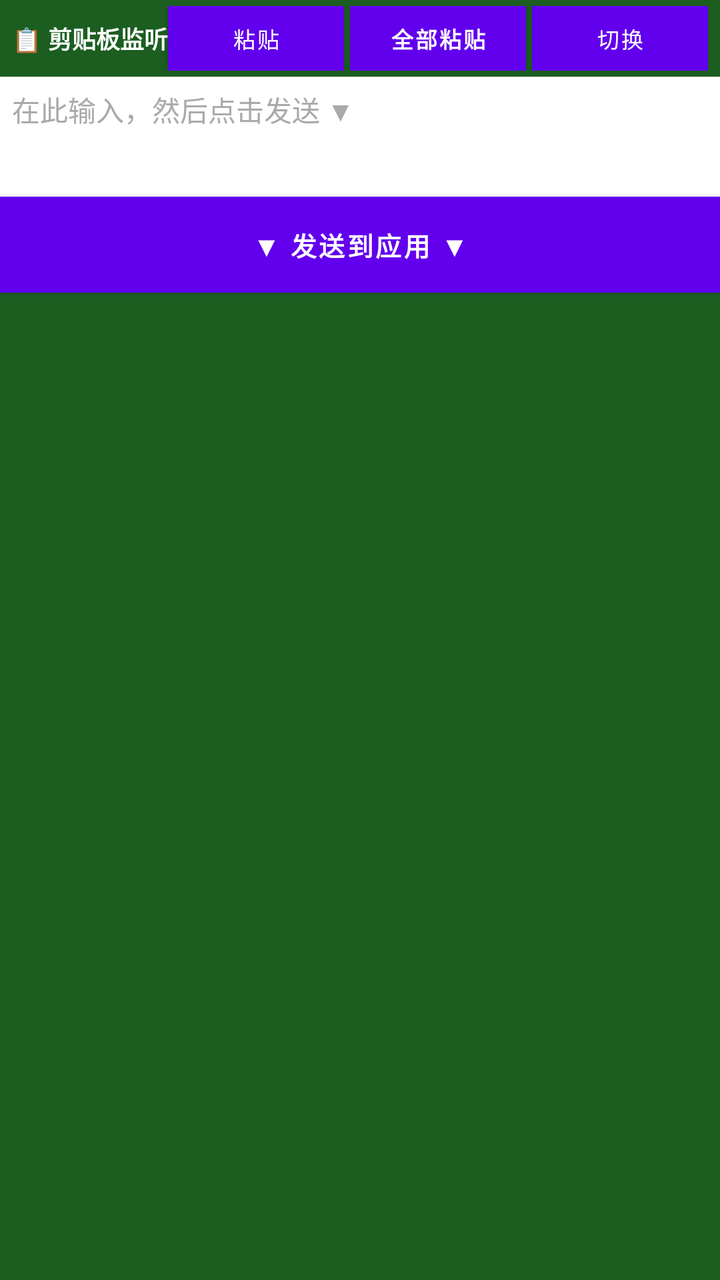
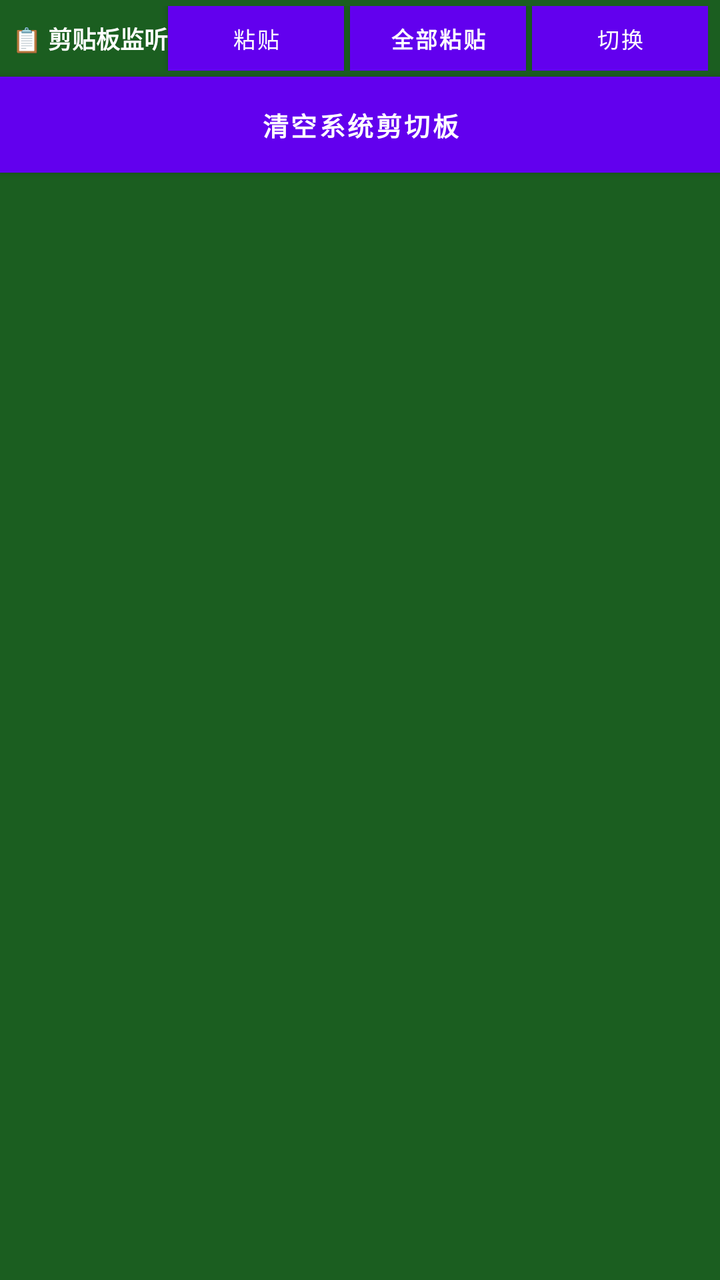

Before-and-after screenshots of an Android layout around one commit, followed by the original layout XML and the change that was made.
<!-- AndroidManifest.xml: application theme Theme.ClipboardMerger -->
<!-- res/layout/ime_view.xml -->
<?xml version="1.0" encoding="utf-8"?>
<LinearLayout xmlns:android="http://schemas.android.com/apk/res/android"
    android:layout_width="match_parent"
    android:layout_height="wrap_content"
    android:background="#FF1B5E20"
    android:orientation="vertical"
    android:padding="0dp">

    
    <LinearLayout
        android:layout_width="match_parent"
        android:layout_height="wrap_content"
        android:gravity="center_vertical"
        android:orientation="horizontal"
        android:paddingHorizontal="6dp"
        android:paddingVertical="3dp">

        <TextView
            android:id="@+id/tvImeStatus"
            android:layout_width="0dp"
            android:layout_height="wrap_content"
            android:layout_weight="1"
            android:text="📋 剪贴板监听"
            android:textColor="#FFFFFF"
            android:textSize="12sp"
            android:textStyle="bold" />

        <Button
            android:id="@+id/btnPasteLast"
            android:layout_width="wrap_content"
            android:layout_height="wrap_content"
            android:background="#FF388E3C"
            android:minHeight="0dp"
            android:paddingHorizontal="8dp"
            android:paddingVertical="2dp"
            android:text="粘贴"
            android:textColor="#FFFFFF"
            android:textSize="11sp" />

        <Button
            android:id="@+id/btnPasteAll"
            android:layout_width="wrap_content"
            android:layout_height="wrap_content"
            android:layout_marginStart="3dp"
            android:background="#FFFF9800"
            android:minHeight="0dp"
            android:paddingHorizontal="6dp"
            android:paddingVertical="2dp"
            android:text="全部粘贴"
            android:textColor="#FFFFFF"
            android:textSize="11sp"
            android:textStyle="bold" />

        <Button
            android:id="@+id/btnSwitchBack"
            android:layout_width="wrap_content"
            android:layout_height="wrap_content"
            android:layout_marginStart="3dp"
            android:background="#FF2E7D32"
            android:minHeight="0dp"
            android:paddingHorizontal="6dp"
            android:paddingVertical="2dp"
            android:text="切换"
            android:textColor="#FFFFFF"
            android:textSize="11sp" />

    </LinearLayout>

    
    <EditText
        android:id="@+id/etInput"
        android:layout_width="match_parent"
        android:layout_height="wrap_content"
        android:background="#FFFFFFFF"
        android:gravity="top|start"
        android:hint="在此输入，然后点击发送 ▼"
        android:imeOptions="actionSend"
        android:inputType="textMultiLine"
        android:maxLines="4"
        android:minHeight="60dp"
        android:minLines="2"
        android:padding="6dp"
        android:textColor="#000000"
        android:textColorHint="#AAAAAA"
        android:textCursorDrawable="@null"
        android:textSize="14sp" />

    
    <Button
        android:id="@+id/btnSend"
        android:layout_width="match_parent"
        android:layout_height="wrap_content"
        android:background="#FF4CAF50"
        android:text="▼ 发送到应用 ▼"
        android:textColor="#FFFFFF"
        android:textSize="13sp"
        android:textStyle="bold" />

</LinearLayout>
<!-- resources referenced by this layout -->
<resources>
  <style name="Theme.ClipboardMerger" parent="Theme.MaterialComponents.DayNight.NoActionBar">
          <item name="colorPrimary">@color/primary</item>
          <item name="colorPrimaryVariant">@color/primary_variant</item>
          <item name="colorAccent">@color/accent</item>
          <item name="android:windowBackground">@color/background</item>
      </style>
  <color name="primary">#FF6200EE</color>
  <color name="primary_variant">#FF3700B3</color>
  <color name="accent">#FF03DAC5</color>
  <color name="background">#FFF5F5F5</color>
</resources>

<!-- the commit's change to res/layout/ime_view.xml (unified diff, before → after) -->
@@ -67,31 +67,12 @@
     </LinearLayout>
 
     
-    <EditText
-        android:id="@+id/etInput"
+    <Button
+        android:id="@+id/btnClearClipboard"
         android:layout_width="match_parent"
         android:layout_height="wrap_content"
-        android:background="#FFFFFFFF"
-        android:gravity="top|start"
-        android:hint="在此输入，然后点击发送 ▼"
-        android:imeOptions="actionSend"
-        android:inputType="textMultiLine"
-        android:maxLines="4"
-        android:minHeight="60dp"
-        android:minLines="2"
-        android:padding="6dp"
-        android:textColor="#000000"
-        android:textColorHint="#AAAAAA"
-        android:textCursorDrawable="@null"
-        android:textSize="14sp" />
-
-    
-    <Button
-        android:id="@+id/btnSend"
-        android:layout_width="match_parent"
-        android:layout_height="wrap_content"
-        android:background="#FF4CAF50"
-        android:text="▼ 发送到应用 ▼"
+        android:background="#FFB00020"
+        android:text="清空系统剪切板"
         android:textColor="#FFFFFF"
         android:textSize="13sp"
         android:textStyle="bold" />
